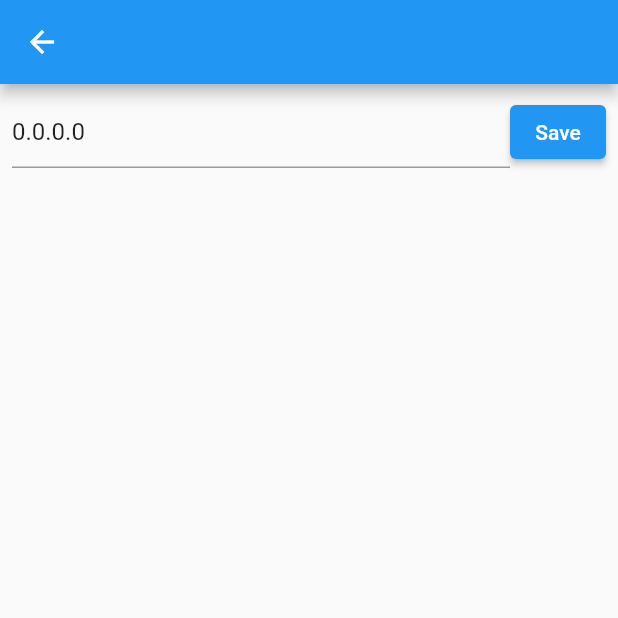
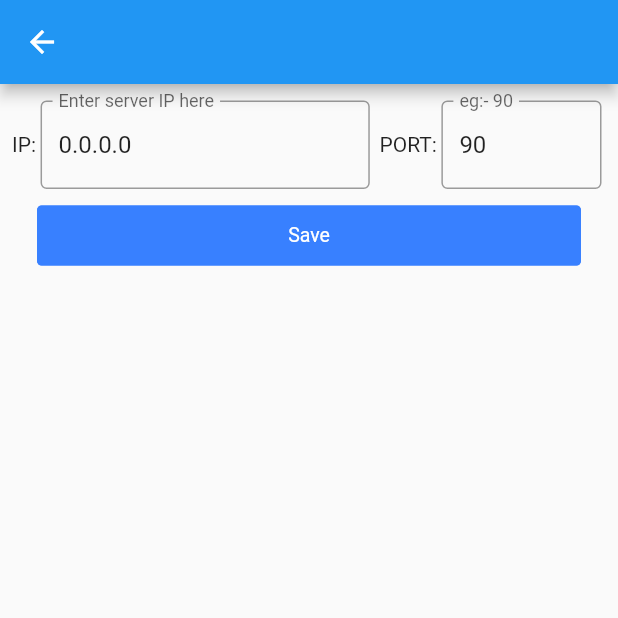
Before and after one commit to aswinbbc/vanapp, a Flutter app: the screen it shows after launch, after a tap on the "settings" icon, on a phone screen of 412 x 824 dp, the top half of it. Run offline on Flutter 3.47's test engine with Material 2 defaults, Android fonts, the phone set to English and light mode, and no system bars; drawn by our look-alikes of getwidget; our stand-ins replace auto_size_text, fluttertoast, shared_preferences; missing offline and left inert: flutter_barcode_scanner.

```diff
--- a/lib/utils/constants/constant.dart
+++ b/lib/utils/constants/constant.dart
@@ -8,7 +8,8 @@ class Constants {
   // static const BASE_URL = "https://192.168.43.116:90/";
   // static String BASE_URL = "http://${await _ip}:90/api/";
 
-  static Future<String> get baseURL async => "http://${await ip}:92/api/";
+  static Future<String> get baseURL async =>
+      "http://${await ip}:${await port}/api/";
 
   static Future<String> get userId async {
     // Obtain shared preferences.
@@ -22,10 +23,22 @@ class Constants {
     return prefs.getString('ip') ?? "0.0.0.0";
   }
 
+  static Future<String> get port async {
+    // Obtain shared preferences.
+    final prefs = await SharedPreferences.getInstance();
+    return prefs.getString('port') ?? "90";
+  }
+
   Future<bool> setIp(String ip) async {
     // Obtain shared preferences.
     final prefs = await SharedPreferences.getInstance();
     return prefs.setString('ip', ip);
+  }
+
+  Future<bool> setPORT(String port) async {
+    // Obtain shared preferences.
+    final prefs = await SharedPreferences.getInstance();
+    return prefs.setString('port', port);
   }
 
   static Future<String> get userName async {
--- a/lib/views/settings_screen.dart
+++ b/lib/views/settings_screen.dart
@@ -1,7 +1,9 @@
 import 'package:flutter/material.dart';
+import 'package:getwidget/components/button/gf_button.dart';
 import 'package:vanapp/utils/constants/utils.dart';
 
 import '../utils/constants/constant.dart';
+import '../widgets/custom_textfield.dart';
 
 class SettingsScreen extends StatefulWidget {
   const SettingsScreen({super.key});
@@ -12,11 +14,14 @@ class SettingsScreen extends StatefulWidget {
 
 class _SettingsScreenState extends State<SettingsScreen> {
   final ipController = TextEditingController();
+  final portController = TextEditingController();
 
   @override
   initState() {
     super.initState();
     Constants.ip.then((value) => setState((() => ipController.text = value)));
+    Constants.port
+        .then((value) => setState((() => portController.text = value)));
   }
 
   @override
@@ -26,21 +31,30 @@ class _SettingsScreenState extends State<SettingsScreen> {
         Padding(
           padding: const EdgeInsets.all(8.0),
           child: Row(children: [
+            Text("IP:"),
             Expanded(
-                child: TextField(
-              decoration:
-                  const InputDecoration(hintText: "Enter server IP here"),
-              controller: ipController,
+                flex: 2,
+                child: CustomTextField(
+                  hintText: "Enter server IP here",
+                  controller: ipController,
+                )),
+            Text(" PORT:"),
+            Expanded(
+                child: CustomTextField(
+              hintText: "eg:- 90",
+              controller: portController,
             )),
-            ElevatedButton(
-                onPressed: () {
-                  Constants()
-                      .setIp(ipController.text)
-                      .then((value) => showToast("ip saved, please restart"));
-                },
-                child: const Text('Save')),
           ]),
         ),
+        GFButton(
+            blockButton: true,
+            onPressed: () async {
+              await Constants().setPORT(portController.text);
+              Constants()
+                  .setIp(ipController.text)
+                  .then((value) => showToast("saved, please restart"));
+            },
+            child: const Text('Save')),
       ],
     );
   }
```
Also changed, not shown: lib/views/purchase_return/add_purchase_return_screen.dart (+13 -1 lines).
